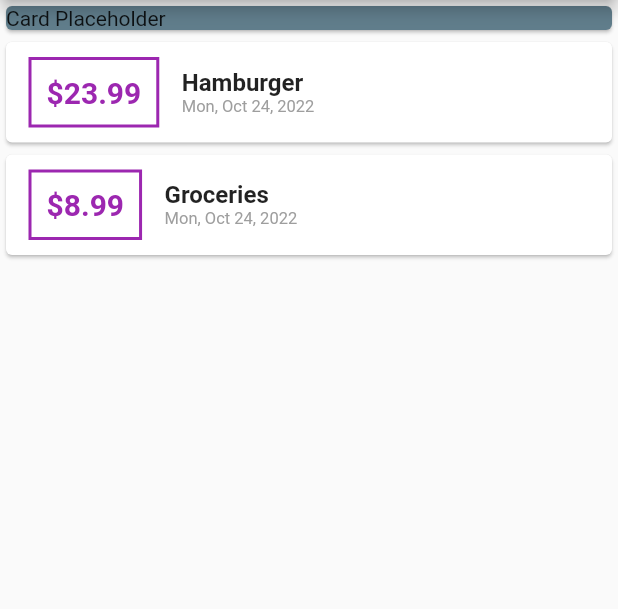
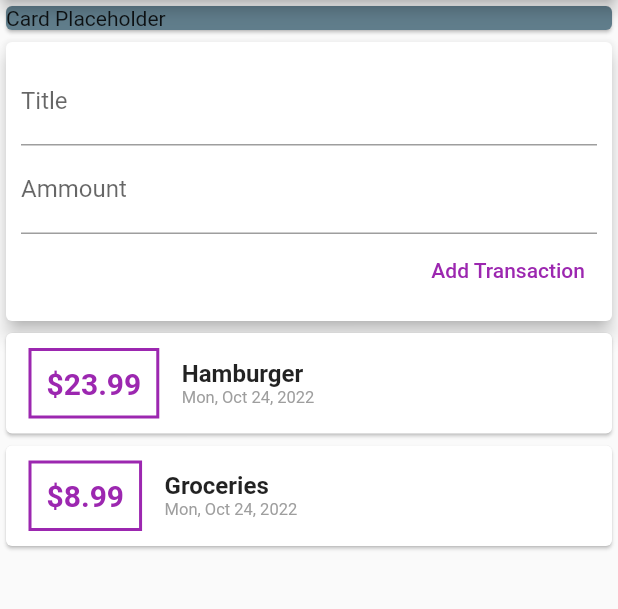
Before and after one commit to p-golba/personal_expenses, a Flutter app: the screen it shows after launch, on a phone screen of 412 x 824 dp, the part 84-693 px from its top. Run offline on Flutter 3.47's test engine with Material 2 defaults, Android fonts, the phone set to English and light mode, and no system bars.

Commit message:
added text inputs

```diff
--- a/lib/main.dart
+++ b/lib/main.dart
@@ -30,12 +30,44 @@ class MyHomePage extends StatelessWidget {
       appBar: AppBar(
         title: const Text('Personal Expenses'),
       ),
-      body: Column(children: [
+      body: Column(
+          mainAxisAlignment: MainAxisAlignment.start,
+          crossAxisAlignment: CrossAxisAlignment.stretch,
+          children: [
             const SizedBox(
               width: double.infinity,
               child: Card(
                 color: Colors.blueGrey,
                 child: Text('Card Placeholder'),
+              ),
+            ),
+            Card(
+              elevation: 5,
+              child: Container(
+                padding: const EdgeInsets.all(10),
+                child: Column(
+                  crossAxisAlignment: CrossAxisAlignment.end,
+                  children: [
+                    const TextField(
+                      decoration: InputDecoration(
+                        labelText: 'Title',
+                      ),
+                    ),
+                    const TextField(
+                      decoration: InputDecoration(
+                        labelText: 'Ammount',
+                      ),
+                    ),
+                    TextButton(
+                      style: ButtonStyle(
+                        foregroundColor:
+                          MaterialStateProperty.all(Colors.purple),
+                      ),
+                      onPressed: () {},
+                      child: const Text('Add Transaction'),
+                    )
+                  ],
+                ),
               ),
             ),
             Column(
```
Lines whose indentation alone changed are shown as unchanged.
